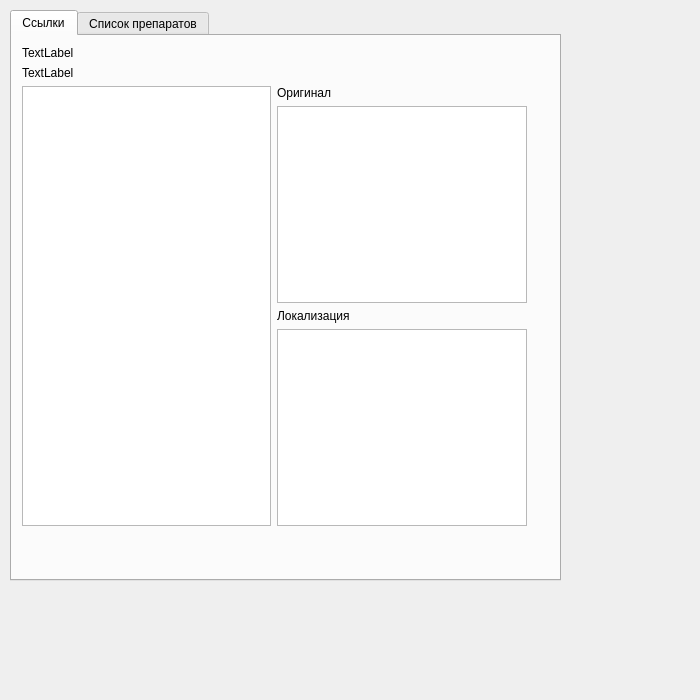
The window that label.ui (iliner23/openRadar) describes before a commit, drawn with Qt 5.
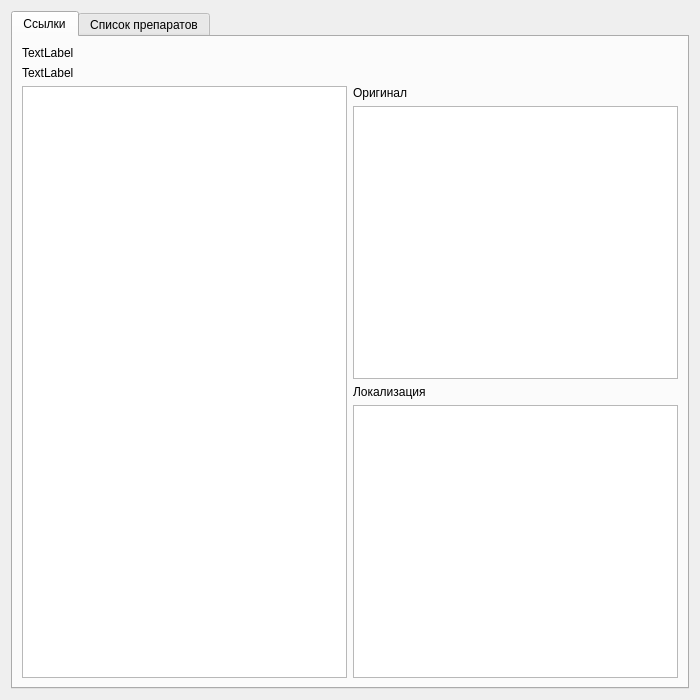
The same window after the commit.

Commit message: Added synonyms words into vocabulary. Added blank for future searchResult class

The edit to the form file:
```diff
--- a/label.ui
+++ b/label.ui
@@ -13,15 +13,8 @@
   <property name="windowTitle">
    <string>Информация о симптоме</string>
   </property>
-  <widget class="QWidget" name="gridLayoutWidget">
-   <property name="geometry">
-    <rect>
-     <x>10</x>
-     <y>10</y>
-     <width>551</width>
-     <height>571</height>
-    </rect>
-   </property>
+  <layout class="QGridLayout" name="gridLayout_3">
+   <item row="0" column="0">
    <layout class="QGridLayout" name="gridLayout">
     <item row="0" column="0">
      <widget class="QTabWidget" name="tabWidget">
@@ -32,30 +25,23 @@
        <attribute name="title">
         <string>Ссылки</string>
        </attribute>
-       <widget class="QWidget" name="verticalLayoutWidget">
-        <property name="geometry">
-         <rect>
-          <x>0</x>
-          <y>0</y>
-          <width>525</width>
-          <height>500</height>
-         </rect>
-        </property>
+        <layout class="QGridLayout" name="gridLayout_4">
+         <item row="0" column="0">
         <layout class="QVBoxLayout" name="verticalLayout">
          <property name="sizeConstraint">
           <enum>QLayout::SetMaximumSize</enum>
          </property>
          <property name="leftMargin">
-          <number>10</number>
+            <number>0</number>
          </property>
          <property name="topMargin">
-          <number>10</number>
+            <number>0</number>
          </property>
          <property name="rightMargin">
-          <number>10</number>
+            <number>0</number>
          </property>
          <property name="bottomMargin">
-          <number>10</number>
+            <number>0</number>
          </property>
          <item>
           <widget class="QLabel" name="label">
@@ -110,21 +96,15 @@
           </layout>
          </item>
         </layout>
-       </widget>
+         </item>
+        </layout>
       </widget>
       <widget class="QWidget" name="tab_2">
        <attribute name="title">
         <string>Список препаратов</string>
        </attribute>
-       <widget class="QWidget" name="gridLayoutWidget_2">
-        <property name="geometry">
-         <rect>
-          <x>50</x>
-          <y>40</y>
-          <width>401</width>
-          <height>371</height>
-         </rect>
-        </property>
+        <layout class="QGridLayout" name="gridLayout_5">
+         <item row="0" column="0">
         <layout class="QGridLayout" name="gridLayout_2">
          <item row="0" column="0">
           <widget class="QGraphicsView" name="graphicsView">
@@ -143,12 +123,14 @@
           </widget>
          </item>
         </layout>
+         </item>
+        </layout>
        </widget>
       </widget>
-     </widget>
-    </item>
-   </layout>
-  </widget>
+     </item>
+    </layout>
+   </item>
+  </layout>
  </widget>
  <resources/>
  <connections/>
```
Lines whose indentation alone changed are shown as unchanged. The commit also changes 18 other files.
